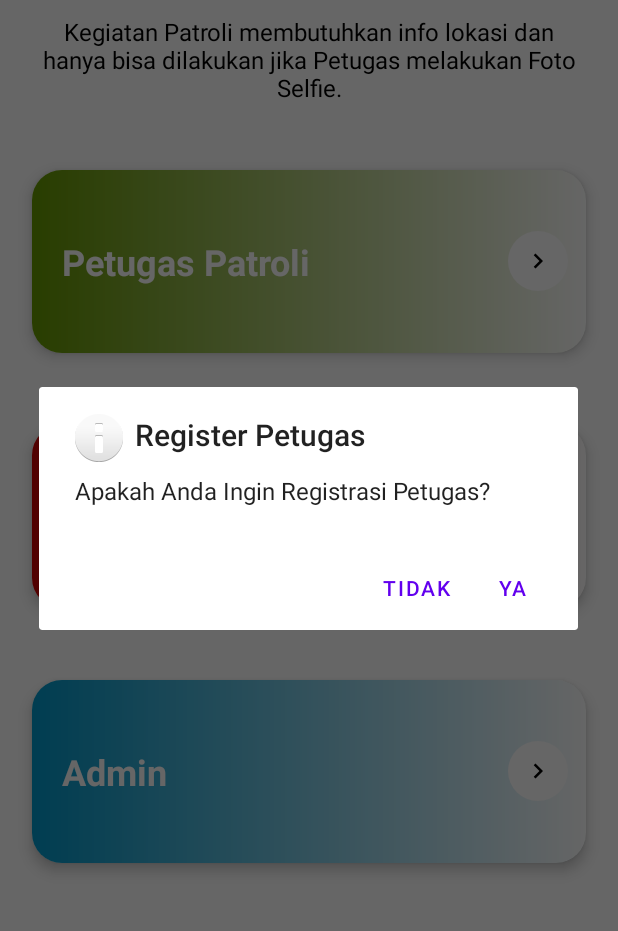
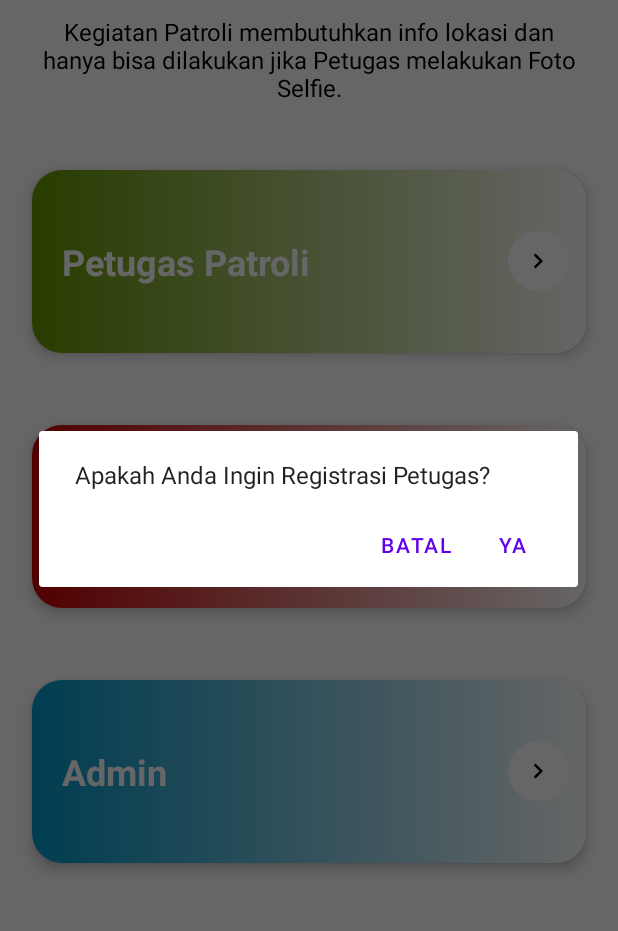
Before and after one commit to BagusAnanta/E-PATROL_POLBAN_APP, an Android app: the MainActivity screen opened directly, with no data from a screen before it, after a tap on "Admin", on a phone screen of 412 x 824 dp, the part 109-1040 px from its top. Run offline under Robolectric (Android 15) with nearby library versions, the phone set to English and light mode, and no system bars.

Commit message:
Clien App Commit (Update #1)

```diff
--- /dev/null
+++ b/app/src/main/java/com/annas/e_patrolpolbanapp/view/component/DialogComponent.kt
@@ -0,0 +1,27 @@
+package com.annas.e_patrolpolbanapp.view.component
+
+import android.content.Context
+import androidx.appcompat.app.AlertDialog
+
+class DialogComponent {
+
+    fun DialogComponentOption(
+        context : Context,
+        title : String = "Dialog Alert",
+        message : String,
+        iconSet : Int = android.R.drawable.ic_dialog_info,
+        onNegativeFunction : () -> Any = {"OnNegatifFunction"},
+        onCancel : Boolean = false,
+        onPositiveFunction : () -> Any
+    ){
+        val builder = AlertDialog.Builder(context)
+        builder.setMessage(message)
+        builder.setCancelable(true)
+        builder.setNegativeButton("Batal") {
+                dialog, which -> if(onCancel) dialog.cancel() else onNegativeFunction
+        }
+        builder.setPositiveButton("Ya") { dialog, which -> onPositiveFunction}
+        val alertDialog = builder.create()
+        alertDialog.show()
+    }
+}
--- a/app/src/main/java/com/annas/e_patrolpolbanapp/view/main/MainActivity.kt
+++ b/app/src/main/java/com/annas/e_patrolpolbanapp/view/main/MainActivity.kt
@@ -2,18 +2,15 @@ package com.annas.e_patrolpolbanapp.view.main
 
 import android.content.Intent
 import android.os.Bundle
-import androidx.appcompat.app.AlertDialog
 import androidx.appcompat.app.AppCompatActivity
 import com.annas.e_patrolpolbanapp.R
 import com.annas.e_patrolpolbanapp.utils.SessionLogin
 import com.annas.e_patrolpolbanapp.view.absen.AbsenActivity
 import com.annas.e_patrolpolbanapp.view.adminInputPetugas.InputDataPetugas
 import com.annas.e_patrolpolbanapp.view.adminShowPetugas.ShowDataPetugas
-import com.annas.e_patrolpolbanapp.view.history.HistoryActivity
+import com.annas.e_patrolpolbanapp.view.component.DialogComponent
 import com.annas.e_patrolpolbanapp.view.login.PagePimpinan
 import com.annas.e_patrolpolbanapp.view.patroliChecked.PatroliActivity
-import com.annas.e_patrolpolbanapp.view.qrgenerate.QrGenerate
-import com.annas.e_patrolpolbanapp.view.reportArea.ReportAreaActivity
 import kotlinx.android.synthetic.main.activity_main.*
 
 class MainActivity : AppCompatActivity() {
@@ -57,7 +54,7 @@ class MainActivity : AppCompatActivity() {
 
 
         imageLogout.setOnClickListener {
-            val builder = AlertDialog.Builder(this@MainActivity)
+           /* val builder = AlertDialog.Builder(this@MainActivity)
             builder.setMessage("Yakin Anda ingin Logout?")
             builder.setCancelable(true)
             builder.setNegativeButton("Batal") { dialog, which -> dialog.cancel() }
@@ -67,33 +64,38 @@ class MainActivity : AppCompatActivity() {
             }
             val alertDialog = builder.create()
             alertDialog.show()
+        }*/
+            val onPositif = {
+                session.logoutUser()
+                finishAffinity()
+            }
+            DialogComponent().DialogComponentOption(this@MainActivity, message = "Yakin Anda ingin Logout ?", onPositiveFunction = onPositif, onCancel = true)
         }
     }
 
     private fun checkAdminIsRegister(){
-        val builder = AlertDialog.Builder(this@MainActivity)
-        builder.setTitle("Register Petugas")
-        builder.setMessage("Apakah Anda Ingin Registrasi Petugas?")
-        builder.setIcon(android.R.drawable.ic_dialog_info)
-
-        // if positive button option
-        builder.setPositiveButton("Ya"){dialogInterface, which ->
-            // we gonna intent in here
+        val onPositif = {
             val intent = Intent(this@MainActivity, InputDataPetugas::class.java)
             startActivity(intent)
             finish()
         }
 
-        // if negative button option
-        builder.setNegativeButton("Tidak"){ dialogInterface, which ->
-            // no Anymore code in here
+        val onNegatif = {
             val intent = Intent(this@MainActivity, ShowDataPetugas::class.java)
             startActivity(intent)
             finish()
         }
 
-        val alertDialog : AlertDialog = builder.create()
-        alertDialog.show()
+        DialogComponent().
+        DialogComponentOption(
+            this@MainActivity,
+            title = "Register Petugas",
+            message = "Apakah Anda Ingin Registrasi Petugas?",
+            iconSet = android.R.drawable.ic_dialog_info,
+            onNegativeFunction = onNegatif,
+            onCancel = false,
+            onPositiveFunction = onPositif
+        )
 
     }
 
```
Also changed, not shown: app/src/main/java/com/annas/e_patrolpolbanapp/view/login/PagePimpinan.kt (+10 -23 lines).
